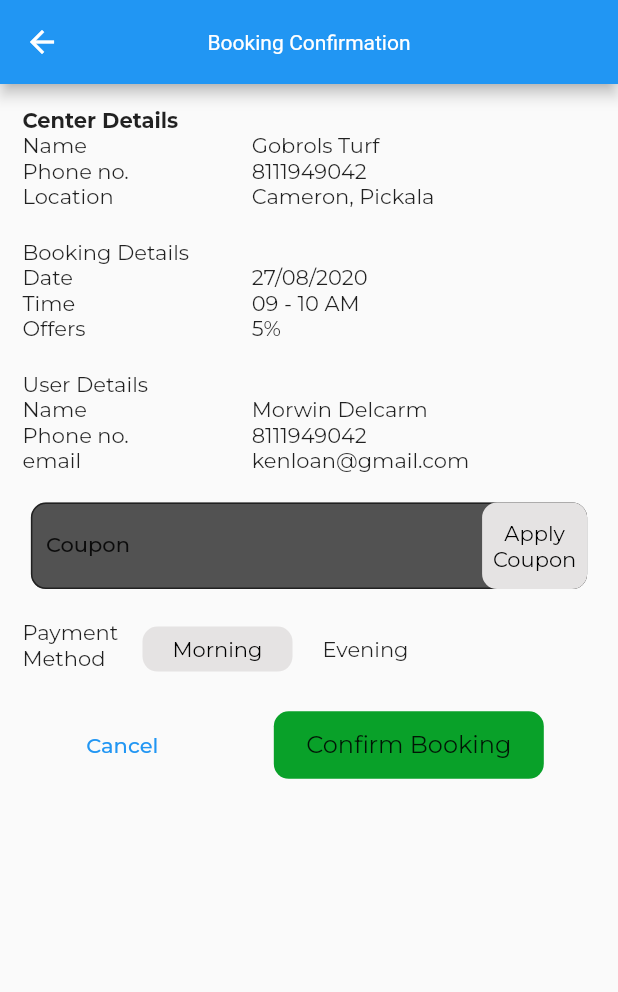
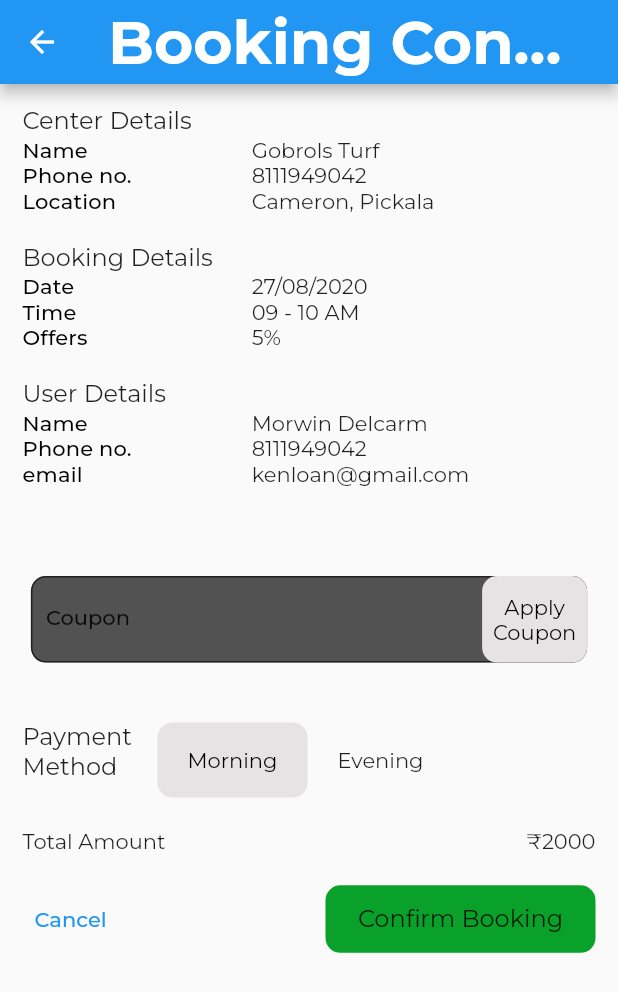
Before and after one commit to AbikMathew/play-turf, a Flutter app: the BookingConfirmationView screen opened directly, on a phone screen of 412 x 824 dp. Shown: the top 992 px of the screen. Run offline on Flutter 3.47's test engine with Material 2 defaults, Android fonts, the phone set to English and light mode, and no system bars; our stand-ins replace carousel_slider, get, get_storage, google_fonts, lottie, sizer and 1 more; accounts and stored records are empty.

Commit message:
minor fixes

```diff
--- a/lib/app/modules/login/views/sign_in_view.dart
+++ b/lib/app/modules/login/views/sign_in_view.dart
@@ -57,11 +57,13 @@ class CustomTextField extends StatelessWidget {
     required this.labelText,
     required this.hintText,
     required this.icon,
+    this.suffixIcon,
   }) : super(key: key);
 
   final String labelText;
   final String hintText;
   final IconData icon;
+  final IconData? suffixIcon;
   // final TextEditingController controller;
   @override
   Widget build(BuildContext context) {
@@ -82,6 +84,9 @@ class CustomTextField extends StatelessWidget {
             labelStyle: Theme.of(context).textTheme.bodyLarge,
             hintStyle: Theme.of(context).textTheme.bodyLarge,
             prefixIcon: Icon(icon, color: Colors.white70),
+            suffixIcon: suffixIcon != null
+                ? Icon(suffixIcon, color: Colors.white70)
+                : null,
             contentPadding:
                 const EdgeInsets.symmetric(vertical: 20, horizontal: 10),
             border: OutlineInputBorder(
--- a/lib/app/modules/turf_details/views/booking_confirmation_view.dart
+++ b/lib/app/modules/turf_details/views/booking_confirmation_view.dart
@@ -1,3 +1,5 @@
+// import 'dart:html';
+
 import 'package:flutter/material.dart';
 
 import 'package:get/get.dart';
@@ -13,7 +15,7 @@ class BookingConfirmationView extends GetView {
     return Scaffold(
       appBar: AppBar(
         title: const Text('Booking Confirmation'),
-        titleTextStyle: const TextStyle(color: Colors.white),
+        // titleTextStyle: const TextStyle(color: Colors.white),
         centerTitle: true,
       ),
       body: Padding(
@@ -22,26 +24,42 @@ class BookingConfirmationView extends GetView {
           child: Column(
             crossAxisAlignment: CrossAxisAlignment.start,
             children: [
-              const Text(
+              Text(
                 'Center Details',
-                style: TextStyle(fontWeight: FontWeight.bold),
+                style: Theme.of(context).textTheme.titleMedium,
               ),
-              centerDetailsTable(),
+              centerDetailsTable(context),
               kHeight20,
-              const Text('Booking Details'),
-              bookingDetailsTable(),
+              Text('Booking Details',
+                  style: Theme.of(context).textTheme.titleMedium),
+              bookingDetailsTable(context),
               kHeight20,
-              const Text('User Details'),
-              userDetailsTable(),
+              Text('User Details',
+                  style: Theme.of(context).textTheme.titleMedium),
+              userDetailsTable(context),
+              kHeight20,
+              kHeight20,
               kHeight20,
               const EnterCouponCode(),
               kHeight20,
-              paymentMethod(),
+              kHeight20,
+              paymentMethod(context),
+              kHeight20,
+              Row(
+                children: const [
+                  Text(
+                    'Total Amount',
+                  ),
+                  Spacer(),
+                  Text('₹2000')
+                ],
+              ),
               kHeight20,
               Row(
                 mainAxisAlignment: MainAxisAlignment.spaceAround,
                 children: [
-                  TextButton(onPressed: () {}, child: Text('Cancel')),
+                  TextButton(onPressed: () {}, child: const Text('Cancel')),
+                  const Spacer(),
                   GreenButtonS(text: 'Confirm Booking', onPressed: () {})
                 ],
               )
@@ -52,21 +70,25 @@ class BookingConfirmationView extends GetView {
     );
   }
 
-  Row paymentMethod() {
+  Row paymentMethod(context) {
     return Row(
+      crossAxisAlignment: CrossAxisAlignment.center,
       children: [
         Container(
-          height: 40,
-          width: 70,
-          child: const Text(
+          // color: Colors.red,
+          height: 50,
+          width: 80,
+          child: Text(
             'Payment Method',
+            textAlign: TextAlign.start,
+            style: Theme.of(context).textTheme.titleMedium,
             softWrap: true,
           ),
         ),
         kWidth,
         Container(
           width: 100,
-          height: 30,
+          height: 50,
           // color: kLightGrey,
           decoration: BoxDecoration(
             borderRadius: kBorderRadius,
@@ -74,78 +96,109 @@ class BookingConfirmationView extends GetView {
           ),
 
           child: const Center(
-              child: Text('Morning', style: TextStyle(color: Colors.black))),
+            child: Text(
+              'Morning',
+              style: TextStyle(color: Colors.black),
+            ),
+          ),
         ),
         kWidth20,
-        Text('Evening'),
+        const Text('Evening'),
       ],
     );
   }
 
-  Table centerDetailsTable() {
+  Table centerDetailsTable(context) {
     return Table(
       columnWidths: const {
         0: FractionColumnWidth(0.4),
         1: FractionColumnWidth(0.7),
       },
-      children: const [
+      children: [
         TableRow(children: [
-          Text('Name'),
-          Text('Gobrols Turf'),
+          Text(
+            'Name',
+            style: Theme.of(context).textTheme.titleSmall,
+          ),
+          const Text('Gobrols Turf'),
         ]),
         TableRow(children: [
-          Text('Phone no.'),
-          Text('8111949042'),
+          Text(
+            'Phone no.',
+            style: Theme.of(context).textTheme.titleSmall,
+          ),
+          const Text('8111949042'),
         ]),
         TableRow(children: [
-          Text('Location'),
-          Text('Cameron, Pickala'),
+          Text(
+            'Location',
+            style: Theme.of(context).textTheme.titleSmall,
+          ),
+          const Text('Cameron, Pickala'),
         ])
       ],
     );
   }
 
-  Table bookingDetailsTable() {
+  Table bookingDetailsTable(context) {
     return Table(
       columnWidths: const {
         0: FractionColumnWidth(0.4),
         1: FractionColumnWidth(0.7),
       },
-      children: const [
+      children: [
         TableRow(children: [
-          Text('Date'),
-          Text('27/08/2020'),
+          Text(
+            'Date',
+            style: Theme.of(context).textTheme.titleSmall,
+          ),
+          const Text('27/08/2020'),
         ]),
         TableRow(children: [
-          Text('Time'),
-          Text('09 - 10 AM'),
+          Text(
+            'Time',
+            style: Theme.of(context).textTheme.titleSmall,
+          ),
+          const Text('09 - 10 AM'),
         ]),
         TableRow(children: [
-          Text('Offers'),
-          Text('5%'),
+          Text(
+            'Offers',
+            style: Theme.of(context).textTheme.titleSmall,
+          ),
+          const Text('5%'),
         ])
       ],
     );
   }
 
-  Table userDetailsTable() {
+  Table userDetailsTable(context) {
     return Table(
       columnWidths: const {
         0: FractionColumnWidth(0.4),
         1: FractionColumnWidth(0.7),
       },
-      children: const [
+      children: [
         TableRow(children: [
-          Text('Name'),
-          Text('Morwin Delcarm'),
+          Text(
+            'Name',
+            style: Theme.of(context).textTheme.titleSmall,
+          ),
+          const Text('Morwin Delcarm'),
         ]),
         TableRow(children: [
-          Text('Phone no.'),
-          Text('8111949042'),
+          Text(
+            'Phone no.',
+            style: Theme.of(context).textTheme.titleSmall,
+          ),
+          const Text('8111949042'),
         ]),
         TableRow(children: [
-          Text('email'),
-          Text('kenloan@gmail.com'),
+          Text(
+            'email',
+            style: Theme.of(context).textTheme.titleSmall,
+          ),
+          const Text('kenloan@gmail.com'),
         ])
       ],
     );
@@ -180,8 +233,8 @@ class EnterCouponCode extends StatelessWidget {
               width: 70,
               decoration: BoxDecoration(
                   borderRadius: kBorderRadius, color: kButtonGrey),
-              child: Center(
-                  child: Text(
+              child: const Center(
+                  child: const Text(
                 'Apply Coupon',
                 textAlign: TextAlign.center,
                 style: TextStyle(color: Colors.black),
```
Also changed, not shown: lib/app/modules/favorites/views/favorites_view.dart (+35 -2 lines), lib/app/modules/profile/views/change_password_view.dart (added, +54 -0 lines), lib/app/modules/profile/views/edit_profile_view.dart (added, +44 -0 lines), lib/app/modules/profile/views/profile_view.dart (+62 -10 lines), 1 other file.
